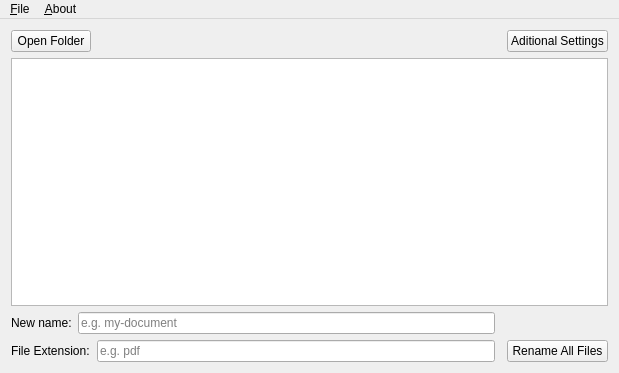
This is mainwindow.ui in darko3/batch-renamer-gui as Qt 5 draws it before an edit. The edited form follows.
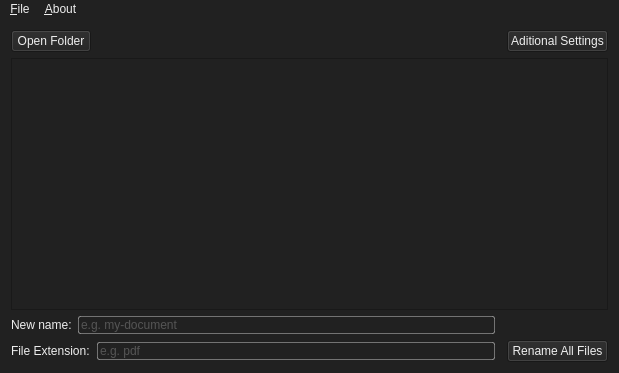
This is the edited form.

Commit message: Updated the graphical user interface

What changed in the file:
```diff
--- a/mainwindow.ui
+++ b/mainwindow.ui
@@ -13,6 +13,10 @@
   <property name="windowTitle">
    <string>Batch File Renamer</string>
   </property>
+  <property name="styleSheet">
+   <string notr="true">color: #EEEEEE;
+background-color: #212121;</string>
+  </property>
   <widget class="QWidget" name="centralWidget">
    <layout class="QGridLayout" name="gridLayout">
     <item row="2" column="1" colspan="2">
@@ -20,6 +24,22 @@
       <property name="whatsThis">
        <string>&lt;html&gt;&lt;head/&gt;&lt;body&gt;&lt;p&gt;This is the new name for your files that have to be renamed. This is required.&lt;/p&gt;&lt;/body&gt;&lt;/html&gt;</string>
       </property>
+      <property name="styleSheet">
+       <string notr="true">QLineEdit {
+	color: rgba(238, 238, 238, 0.5);
+	border: 1px solid rgba(238, 238, 238, 0.4);
+	border-radius: 2px;
+}
+
+QLineEdit::hover {
+	color: rgba(238, 238, 238, 0.5);
+	border: 1px solid rgba(238, 238, 238, 0.6);
+}
+QLineEdit::focus {
+	color: rgba(238, 238, 238, 0.5);
+	border: 1px solid rgba(238, 238, 238, 0.7);
+}</string>
+      </property>
       <property name="placeholderText">
        <string>e.g. my-document</string>
       </property>
@@ -69,6 +89,22 @@
       <property name="whatsThis">
        <string>&lt;html&gt;&lt;head/&gt;&lt;body&gt;&lt;p&gt;By filling in this field you can specify a file extension for your files. This is not required.&lt;/p&gt;&lt;/body&gt;&lt;/html&gt;</string>
       </property>
+      <property name="styleSheet">
+       <string notr="true">QLineEdit {
+	color: rgba(238, 238, 238, 0.5);
+	border: 1px solid rgba(238, 238, 238, 0.4);
+	border-radius: 2px;
+}
+
+QLineEdit::hover {
+	color: rgba(238, 238, 238, 0.5);
+	border: 1px solid rgba(238, 238, 238, 0.6);
+}
+QLineEdit::focus {
+	color: rgba(238, 238, 238, 0.5);
+	border: 1px solid rgba(238, 238, 238, 0.7);
+}</string>
+      </property>
       <property name="text">
        <string/>
       </property>
@@ -96,6 +132,9 @@
       <property name="toolTip">
        <string>&lt;html&gt;&lt;head/&gt;&lt;body&gt;&lt;p&gt;Open the directory where the files that you want to rename are in.&lt;/p&gt;&lt;/body&gt;&lt;/html&gt;</string>
       </property>
+      <property name="styleSheet">
+       <string notr="true"/>
+      </property>
       <property name="text">
        <string>Open Folder</string>
       </property>
@@ -116,7 +155,9 @@
     <bool>false</bool>
    </property>
    <property name="styleSheet">
-    <string notr="true"/>
+    <string notr="true">QMenu::hover {
+	background-color: #616161;
+}</string>
    </property>
    <property name="defaultUp">
     <bool>false</bool>
```
Left out of the diff: 3 changed lines with no effect on the pictures.
